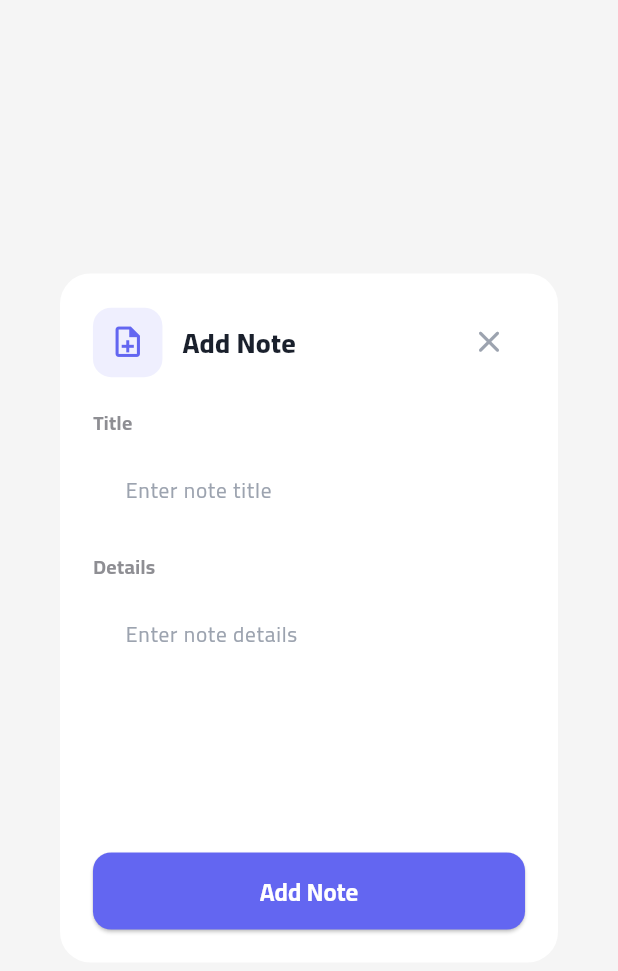
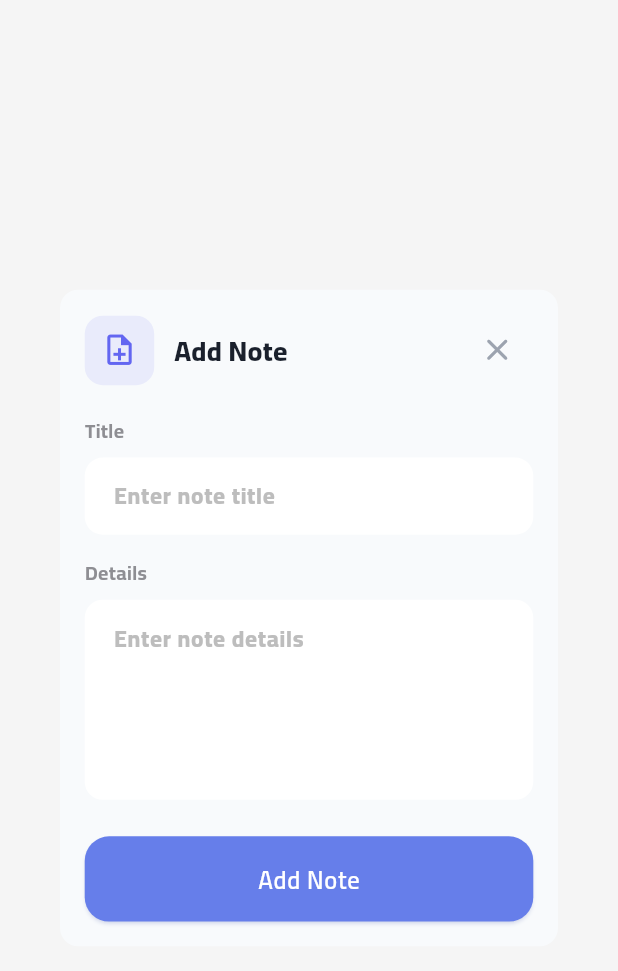
Before and after one commit to M-Fawzy2004/Academia, a Flutter app: the AddNoteDialog widget shown alone on an empty page, opened directly with empty values, on a phone screen of 412 x 824 dp. Shown: the top 971 px of the screen. Run offline on Flutter 3.47's test engine with Material 3 defaults, Android fonts, the phone set to English and light mode, and no system bars; our stand-ins replace bloc, connectivity_plus, dartz, device_preview, equatable, file_picker and 12 more; missing offline and left inert: load_switch; accounts and stored records are empty.

Commit message:
feat(edited note) : edit add note and edit note UI

```diff
--- a/lib/core/theme/app_color.dart
+++ b/lib/core/theme/app_color.dart
@@ -22,7 +22,7 @@ class AppColors {
   static const Color lightGreyBackground = Color(0xFFF1F5F9);
   static const Color lightIndicatorInactive = Color(0xFFE2E8F0);
 
-  // Dark Theme Colors (الوضع الداكن الأول)
+  // Dark Theme Colors
   static const Color darkPrimaryColor = Color(0xFF667EEA);
   static const Color darkBackgroundColor = Color.fromARGB(255, 30, 30, 30);
   static const Color darkSurfaceColor = Color.fromARGB(255, 37, 37, 38);
@@ -33,7 +33,7 @@ class AppColors {
   static const Color darkGreyBackground = Color(0xFF374151);
   static const Color darkIndicatorInactive = Color(0xFF475569);
 
-  // Dark Theme 2 Colors (الوضع الداكن الثاني - الجديد)
+  // Dark Theme 2 Colors
   static const Color dark2PrimaryColor = Color(0xFF667EEA);
   static const Color dark2BackgroundColor = Color(0xFF0F172A);
   static const Color dark2SurfaceColor = Color(0xFF1E293B);
--- a/lib/feature/profile/presentation/view/widget/account_settings_section.dart
+++ b/lib/feature/profile/presentation/view/widget/account_settings_section.dart
@@ -1,6 +1,8 @@
 import 'package:flutter/material.dart';
+import 'package:flutter_bloc/flutter_bloc.dart';
 import 'package:flutter_screenutil/flutter_screenutil.dart';
 import 'package:iconly/iconly.dart';
+import 'package:study_box/feature/auth/presentation/manager/cubit/auth_cubit.dart';
 import 'package:study_box/feature/profile/presentation/view/widget/settings_card.dart';
 import 'package:study_box/feature/profile/presentation/view/widget/settings_divider.dart';
 import 'package:study_box/feature/profile/presentation/view/widget/settings_navigation.dart';
@@ -63,7 +65,9 @@ class AccountSettingsSection extends StatelessWidget {
               icon: IconlyLight.logout,
               title: 'Sign Out',
               subtitle: 'Sign out of your account',
-              onTap: () {},
+              onTap: () {
+                context.read<AuthCubit>().signOut();
+              },
               trailing: Icon(
                 IconlyLight.logout,
                 color: Colors.red,
--- a/lib/feature/subject_details/presentation/view/widget/add_note_dialog.dart
+++ b/lib/feature/subject_details/presentation/view/widget/add_note_dialog.dart
@@ -4,6 +4,8 @@ import 'package:flutter_screenutil/flutter_screenutil.dart';
 import 'package:study_box/core/helper/spacing.dart';
 import 'package:study_box/core/theme/app_color.dart';
 import 'package:study_box/core/theme/styles.dart';
+import 'package:study_box/core/widget/custom_button.dart';
+import 'package:study_box/core/widget/custom_text_field.dart';
 import 'package:study_box/feature/subject_details/presentation/manager/cubit/additional_notes_cubit.dart';
 
 class AddNoteDialog extends StatefulWidget {
@@ -18,13 +20,39 @@ class AddNoteDialog extends StatefulWidget {
   State<AddNoteDialog> createState() => _AddNoteDialogState();
 }
 
-class _AddNoteDialogState extends State<AddNoteDialog> {
+class _AddNoteDialogState extends State<AddNoteDialog>
+    with SingleTickerProviderStateMixin {
   final _formKey = GlobalKey<FormState>();
   final _titleController = TextEditingController();
   final _detailsController = TextEditingController();
+  late AnimationController _animationController;
+  late Animation<double> _scaleAnimation;
+  late Animation<double> _fadeAnimation;
+
+  @override
+  void initState() {
+    super.initState();
+    _animationController = AnimationController(
+      vsync: this,
+      duration: const Duration(milliseconds: 300),
+    );
+
+    _scaleAnimation = CurvedAnimation(
+      parent: _animationController,
+      curve: Curves.easeOutBack,
+    );
+
+    _fadeAnimation = CurvedAnimation(
+      parent: _animationController,
+      curve: Curves.easeIn,
+    );
+
+    _animationController.forward();
+  }
 
   @override
   void dispose() {
+    _animationController.dispose();
     _titleController.dispose();
     _detailsController.dispose();
     super.dispose();
@@ -43,15 +71,20 @@ class _AddNoteDialogState extends State<AddNoteDialog> {
 
   @override
   Widget build(BuildContext context) {
-    return Dialog(
-      backgroundColor: AppColors.getCardColorTwo(context),
+    return FadeTransition(
+      opacity: _fadeAnimation,
+      child: ScaleTransition(
+        scale: _scaleAnimation,
+        child: Dialog(
+          backgroundColor: AppColors.getBackgroundColor(context),
           shape: RoundedRectangleBorder(
-        borderRadius: BorderRadius.circular(20.r),
+            borderRadius: BorderRadius.circular(12.r),
           ),
           child: Padding(
-        padding: EdgeInsets.all(20.w),
+            padding: EdgeInsets.all(15.w),
             child: Form(
               key: _formKey,
+              child: SingleChildScrollView(
                 child: Column(
                   mainAxisSize: MainAxisSize.min,
                   crossAxisAlignment: CrossAxisAlignment.stretch,
@@ -88,32 +121,15 @@ class _AddNoteDialogState extends State<AddNoteDialog> {
                       ],
                     ),
                     heightBox(20),
-
                     // Title Field
                     Text(
                       'Title',
                       style: Styles.font13GreyBold(context),
                     ),
                     heightBox(8),
-              TextFormField(
+                    CustomTextField(
                       controller: _titleController,
-                decoration: InputDecoration(
                       hintText: 'Enter note title',
-                  hintStyle: TextStyle(
-                    color: const Color(0xFF9CA3AF),
-                    fontSize: 14.sp,
-                  ),
-                  filled: true,
-                  fillColor: AppColors.getCardColor(context),
-                  border: OutlineInputBorder(
-                    borderRadius: BorderRadius.circular(12.r),
-                    borderSide: BorderSide.none,
-                  ),
-                  contentPadding: EdgeInsets.symmetric(
-                    horizontal: 16.w,
-                    vertical: 14.h,
-                  ),
-                ),
                       validator: (value) {
                         if (value == null || value.trim().isEmpty) {
                           return 'Please enter a title';
@@ -122,33 +138,16 @@ class _AddNoteDialogState extends State<AddNoteDialog> {
                       },
                     ),
                     heightBox(16),
-
                     // Details Field
                     Text(
                       'Details',
                       style: Styles.font13GreyBold(context),
                     ),
                     heightBox(8),
-              TextFormField(
+                    CustomTextField(
                       controller: _detailsController,
                       maxLines: 5,
-                decoration: InputDecoration(
                       hintText: 'Enter note details',
-                  hintStyle: TextStyle(
-                    color: const Color(0xFF9CA3AF),
-                    fontSize: 14.sp,
-                  ),
-                  filled: true,
-                  fillColor: AppColors.getCardColor(context),
-                  border: OutlineInputBorder(
-                    borderRadius: BorderRadius.circular(12.r),
-                    borderSide: BorderSide.none,
-                  ),
-                  contentPadding: EdgeInsets.symmetric(
-                    horizontal: 16.w,
-                    vertical: 14.h,
-                  ),
-                ),
                       validator: (value) {
                         if (value == null || value.trim().isEmpty) {
                           return 'Please enter details';
@@ -157,27 +156,14 @@ class _AddNoteDialogState extends State<AddNoteDialog> {
                       },
                     ),
                     heightBox(24),
-
-              // Add Button
-              ElevatedButton(
+                    CustomButton(
+                      text: 'Add Note',
                       onPressed: _handleAddNote,
-                style: ElevatedButton.styleFrom(
-                  backgroundColor: const Color(0xFF6366F1),
-                  padding: EdgeInsets.symmetric(vertical: 14.h),
-                  shape: RoundedRectangleBorder(
-                    borderRadius: BorderRadius.circular(12.r),
                     ),
-                ),
-                child: Text(
-                  'Add Note',
-                  style: TextStyle(
-                    color: Colors.white,
-                    fontSize: 16.sp,
-                    fontWeight: FontWeight.bold,
+                  ],
                 ),
               ),
             ),
-            ],
           ),
         ),
       ),
--- a/lib/feature/subject_details/presentation/view/widget/subject_details_view_body.dart
+++ b/lib/feature/subject_details/presentation/view/widget/subject_details_view_body.dart
@@ -40,11 +40,12 @@ class _SubjectDetailsViewBodyState extends State<SubjectDetailsViewBody> {
           ),
           heightBox(15),
           QuickActionsSection(
-            onAiSuggestion: () {},
+            onAiSuggestion: () {
+              CustomSnackBar.showInfo(context, 'Soon');
+            },
             onAddReminder: () {
               CustomSnackBar.showInfo(context, 'Soon');
             },
-            onAddExternalNote: () {},
           ),
           heightBox(15),
           NotesSectionBlocConsumer(subjectId: widget.subjectId),
```
Also changed, not shown: lib/feature/subject_details/presentation/view/widget/edit_note_dialog.dart (+41 -5 lines), lib/feature/subject_details/presentation/view/widget/note_card.dart (+154 -105 lines), lib/feature/subject_details/presentation/view/widget/notes_section.dart (+5 -2 lines), lib/feature/subject_details/presentation/view/widget/quick_actions_section.dart (+10 -29 lines). Lines whose indentation alone changed are shown as unchanged.
